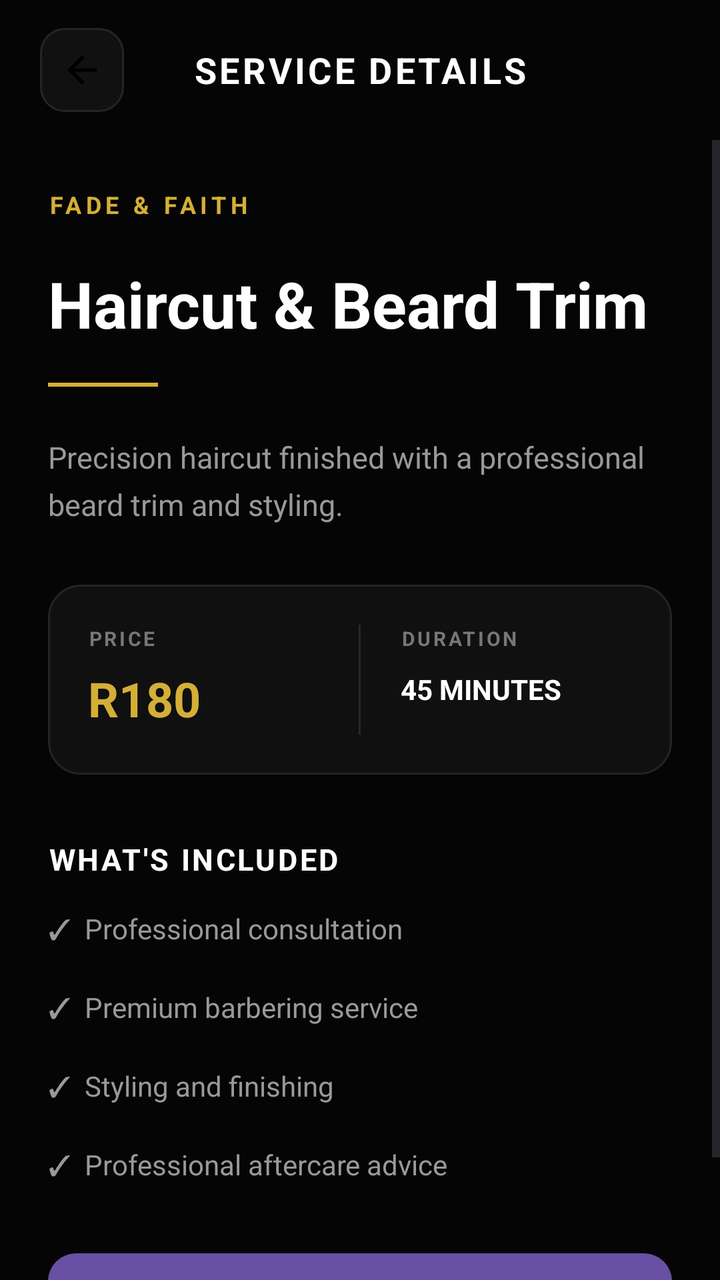
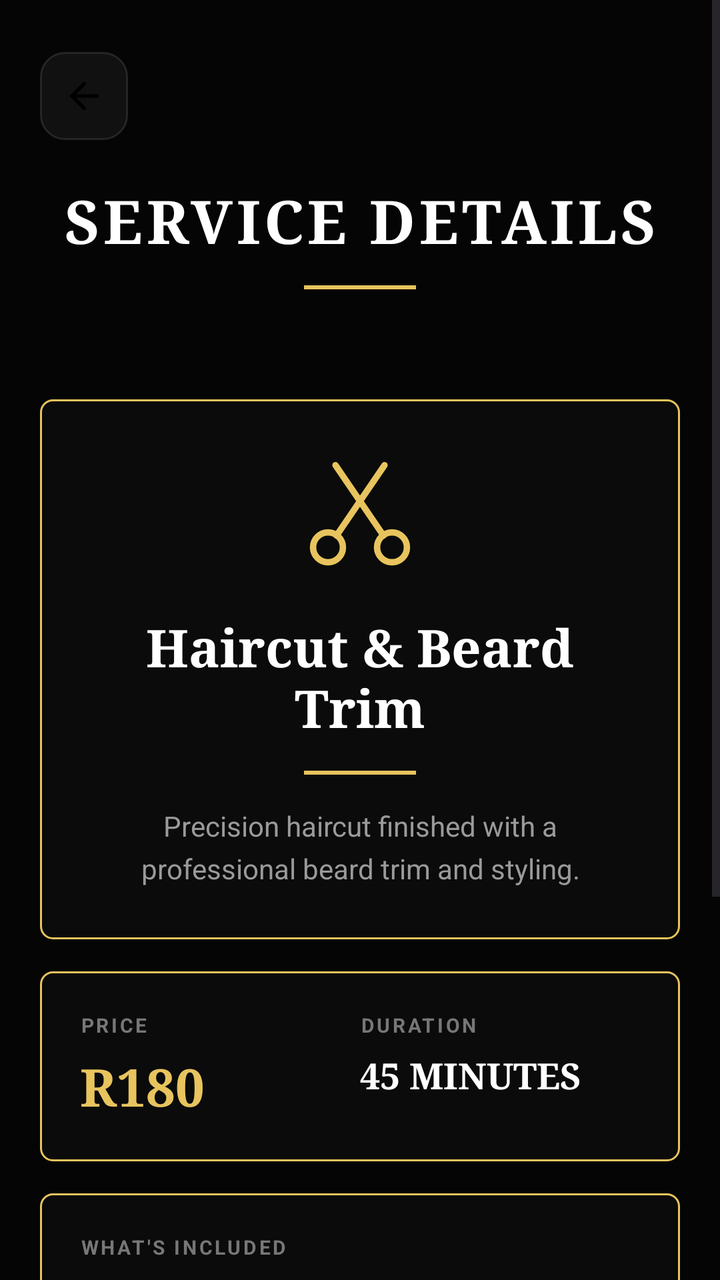

An Android layout rendered at two revisions. The XML below is the earlier revision; the diff shows what the commit changed to produce the second picture.
<!-- AndroidManifest.xml: application theme Theme.FadeandFaith -->
<!-- res/layout/activity_service_details.xml -->
<?xml version="1.0" encoding="utf-8"?>
<LinearLayout
    xmlns:android="http://schemas.android.com/apk/res/android"
    android:layout_width="match_parent"
    android:layout_height="match_parent"
    android:orientation="vertical"
    android:background="#050505">

    

    <LinearLayout
        android:layout_width="match_parent"
        android:layout_height="70dp"
        android:orientation="horizontal"
        android:gravity="center_vertical"
        android:paddingStart="20dp"
        android:paddingEnd="20dp">

        <ImageView
            android:id="@+id/backButton"
            android:layout_width="42dp"
            android:layout_height="42dp"
            android:padding="10dp"
            android:src="@drawable/arrowback"
            android:contentDescription="Back"
            android:background="@drawable/iconbutton" />

        <TextView
            android:layout_width="0dp"
            android:layout_height="wrap_content"
            android:layout_weight="1"
            android:gravity="center"
            android:paddingEnd="42dp"
            android:text="SERVICE DETAILS"
            android:textColor="#FFFFFF"
            android:textSize="18sp"
            android:textStyle="bold"
            android:letterSpacing="0.08" />

    </LinearLayout>


    

    <ScrollView
        android:layout_width="match_parent"
        android:layout_height="0dp"
        android:layout_weight="1"
        android:fillViewport="true">

        <LinearLayout
            android:layout_width="match_parent"
            android:layout_height="wrap_content"
            android:orientation="vertical"
            android:padding="24dp">

            

            <TextView
                android:layout_width="wrap_content"
                android:layout_height="wrap_content"
                android:text="FADE &amp; FAITH"
                android:textColor="#D4AF37"
                android:textSize="12sp"
                android:textStyle="bold"
                android:letterSpacing="0.18" />


            

            <TextView
                android:id="@+id/serviceName"
                android:layout_width="match_parent"
                android:layout_height="wrap_content"
                android:layout_marginTop="20dp"
                android:text="Haircut &amp; Beard Trim"
                android:textColor="#FFFFFF"
                android:textSize="32sp"
                android:textStyle="bold" />


            

            <View
                android:layout_width="55dp"
                android:layout_height="2dp"
                android:layout_marginTop="18dp"
                android:background="#D4AF37" />


            

            <TextView
                android:id="@+id/serviceDescription"
                android:layout_width="match_parent"
                android:layout_height="wrap_content"
                android:layout_marginTop="25dp"
                android:text="Precision haircut finished with a professional beard trim and styling."
                android:textColor="#999999"
                android:textSize="15sp"
                android:lineSpacingExtra="6dp" />


            

            <LinearLayout
                android:layout_width="match_parent"
                android:layout_height="wrap_content"
                android:layout_marginTop="30dp"
                android:orientation="horizontal"
                android:padding="20dp"
                android:background="@drawable/homecard">

                <LinearLayout
                    android:layout_width="0dp"
                    android:layout_height="wrap_content"
                    android:layout_weight="1"
                    android:orientation="vertical">

                    <TextView
                        android:layout_width="wrap_content"
                        android:layout_height="wrap_content"
                        android:text="PRICE"
                        android:textColor="#777777"
                        android:textSize="10sp"
                        android:textStyle="bold"
                        android:letterSpacing="0.12" />

                    <TextView
                        android:id="@+id/servicePrice"
                        android:layout_width="wrap_content"
                        android:layout_height="wrap_content"
                        android:layout_marginTop="7dp"
                        android:text="R180"
                        android:textColor="#D4AF37"
                        android:textSize="24sp"
                        android:textStyle="bold" />

                </LinearLayout>


                <View
                    android:layout_width="1dp"
                    android:layout_height="55dp"
                    android:background="#292929" />


                <LinearLayout
                    android:layout_width="0dp"
                    android:layout_height="wrap_content"
                    android:layout_weight="1"
                    android:paddingStart="20dp"
                    android:orientation="vertical">

                    <TextView
                        android:layout_width="wrap_content"
                        android:layout_height="wrap_content"
                        android:text="DURATION"
                        android:textColor="#777777"
                        android:textSize="10sp"
                        android:textStyle="bold"
                        android:letterSpacing="0.12" />

                    <TextView
                        android:id="@+id/serviceDuration"
                        android:layout_width="wrap_content"
                        android:layout_height="wrap_content"
                        android:layout_marginTop="9dp"
                        android:text="45 MINUTES"
                        android:textColor="#FFFFFF"
                        android:textSize="14sp"
                        android:textStyle="bold" />

                </LinearLayout>

            </LinearLayout>


            

            <TextView
                android:layout_width="wrap_content"
                android:layout_height="wrap_content"
                android:layout_marginTop="32dp"
                android:text="WHAT'S INCLUDED"
                android:textColor="#FFFFFF"
                android:textSize="15sp"
                android:textStyle="bold"
                android:letterSpacing="0.08" />

            <TextView
                android:layout_width="match_parent"
                android:layout_height="wrap_content"
                android:layout_marginTop="15dp"
                android:text="✓  Professional consultation&#10;&#10;✓  Premium barbering service&#10;&#10;✓  Styling and finishing&#10;&#10;✓  Professional aftercare advice"
                android:textColor="#999999"
                android:textSize="14sp"
                android:lineSpacingExtra="2dp" />


            

            <com.google.android.material.button.MaterialButton
                android:id="@+id/bookButton"
                android:layout_width="match_parent"
                android:layout_height="58dp"
                android:layout_marginTop="35dp"
                android:text="BOOK THIS SERVICE"
                android:textColor="#050505"
                android:textSize="13sp"
                android:textStyle="bold"
                android:letterSpacing="0.08"
                android:background="@drawable/goldbutton" />

        </LinearLayout>

    </ScrollView>

</LinearLayout>
<!-- resources referenced by this layout -->
<resources>
  <!-- drawable arrowback (drawable) -->
  <vector xmlns:android="http://schemas.android.com/apk/res/android" android:autoMirrored="true" android:height="24dp" android:tint="#000000" android:viewportHeight="960" android:viewportWidth="960" android:width="24dp">
        
      <path android:fillColor="@android:color/white" android:pathData="M313,520L537,744L480,800L160,480L480,160L537,216L313,440L800,440L800,520L313,520Z"/>
      
  </vector>
  <!-- drawable goldbutton (drawable) -->
  <?xml version="1.0" encoding="utf-8"?>
  <shape xmlns:android="http://schemas.android.com/apk/res/android"
      android:shape="rectangle">
  
      <solid android:color="#D4AF37" />
  
      <corners android:radius="14dp" />
  
  </shape>
  <!-- drawable homecard (drawable) -->
  <?xml version="1.0" encoding="utf-8"?>
  <shape xmlns:android="http://schemas.android.com/apk/res/android">
  
      <solid android:color="#101010" />
  
      <stroke
          android:width="1dp"
          android:color="#242424" />
  
      <corners android:radius="16dp" />
  
  </shape>
  <!-- drawable iconbutton (drawable) -->
  <?xml version="1.0" encoding="utf-8"?>
  <shape xmlns:android="http://schemas.android.com/apk/res/android">
  
      <solid android:color="#111111" />
  
      <stroke
          android:width="1dp"
          android:color="#252525" />
  
      <corners android:radius="12dp" />
  
  </shape>
  <style name="Theme.FadeandFaith" parent="Base.Theme.FadeandFaith" />
  <style name="Base.Theme.FadeandFaith" parent="Theme.Material3.DayNight.NoActionBar">
          
          
      </style>
</resources>

<!-- the commit's change to res/layout/activity_service_details.xml (unified diff, before → after) -->
@@ -1,219 +1,216 @@
 <?xml version="1.0" encoding="utf-8"?>
-<LinearLayout
+<ScrollView
     xmlns:android="http://schemas.android.com/apk/res/android"
+    xmlns:app="http://schemas.android.com/apk/res-auto"
     android:layout_width="match_parent"
     android:layout_height="match_parent"
-    android:orientation="vertical"
-    android:background="#050505">
-
-    
+    android:background="#050505"
+    android:fillViewport="true">
 
     <LinearLayout
         android:layout_width="match_parent"
-        android:layout_height="70dp"
-        android:orientation="horizontal"
-        android:gravity="center_vertical"
-        android:paddingStart="20dp"
-        android:paddingEnd="20dp">
-
-        <ImageView
-            android:id="@+id/backButton"
-            android:layout_width="42dp"
-            android:layout_height="42dp"
-            android:padding="10dp"
-            android:src="@drawable/arrowback"
-            android:contentDescription="Back"
-            android:background="@drawable/iconbutton" />
+        android:layout_height="wrap_content"
+        android:orientation="vertical"
+        android:padding="20dp">
+
+        <LinearLayout
+            android:layout_width="match_parent"
+            android:layout_height="56dp"
+            android:gravity="center_vertical"
+            android:orientation="horizontal">
+
+            <ImageView
+                android:id="@+id/backButton"
+                android:layout_width="44dp"
+                android:layout_height="44dp"
+                android:background="@drawable/iconbutton"
+                android:contentDescription="Back"
+                android:padding="11dp"
+                android:src="@drawable/arrowback" />
+
+        </LinearLayout>
 
         <TextView
-            android:layout_width="0dp"
-            android:layout_height="wrap_content"
-            android:layout_weight="1"
+            android:layout_width="match_parent"
+            android:layout_height="wrap_content"
+            android:layout_marginTop="14dp"
+            android:fontFamily="serif"
             android:gravity="center"
-            android:paddingEnd="42dp"
+            android:letterSpacing="0.06"
             android:text="SERVICE DETAILS"
             android:textColor="#FFFFFF"
-            android:textSize="18sp"
-            android:textStyle="bold"
-            android:letterSpacing="0.08" />
-
-    </LinearLayout>
-
-
-    
-
-    <ScrollView
-        android:layout_width="match_parent"
-        android:layout_height="0dp"
-        android:layout_weight="1"
-        android:fillViewport="true">
-
-        <LinearLayout
-            android:layout_width="match_parent"
-            android:layout_height="wrap_content"
+            android:textSize="30sp"
+            android:textStyle="bold" />
+
+        <View
+            android:layout_width="56dp"
+            android:layout_height="2dp"
+            android:layout_gravity="center_horizontal"
+            android:layout_marginTop="12dp"
+            android:background="#E8C45E" />
+
+        <TextView
+            android:layout_width="match_parent"
+            android:layout_height="wrap_content"
+            android:layout_marginTop="12dp"
+            android:gravity="center"
+            android:text=""
+            android:textColor="#9A9A9A"
+            android:textSize="14sp" />
+
+        <LinearLayout
+            android:layout_width="match_parent"
+            android:layout_height="wrap_content"
+            android:layout_marginTop="24dp"
+            android:background="@drawable/cardoutline"
+            android:gravity="center_horizontal"
             android:orientation="vertical"
-            android:padding="24dp">
-
-            
-
-            <TextView
-                android:layout_width="wrap_content"
-                android:layout_height="wrap_content"
-                android:text="FADE &amp; FAITH"
-                android:textColor="#D4AF37"
-                android:textSize="12sp"
-                android:textStyle="bold"
-                android:letterSpacing="0.18" />
-
-
-            
+            android:padding="26dp">
+
+            <ImageView
+                android:layout_width="64dp"
+                android:layout_height="64dp"
+                android:contentDescription="@null"
+                android:src="@drawable/scissorsline" />
 
             <TextView
                 android:id="@+id/serviceName"
                 android:layout_width="match_parent"
                 android:layout_height="wrap_content"
-                android:layout_marginTop="20dp"
+                android:layout_marginTop="16dp"
+                android:fontFamily="serif"
+                android:gravity="center"
                 android:text="Haircut &amp; Beard Trim"
                 android:textColor="#FFFFFF"
-                android:textSize="32sp"
+                android:textSize="26sp"
                 android:textStyle="bold" />
 
-
-            
-
             <View
-                android:layout_width="55dp"
+                android:layout_width="56dp"
                 android:layout_height="2dp"
-                android:layout_marginTop="18dp"
-                android:background="#D4AF37" />
-
-
-            
+                android:layout_marginTop="14dp"
+                android:background="#E8C45E" />
 
             <TextView
                 android:id="@+id/serviceDescription"
                 android:layout_width="match_parent"
                 android:layout_height="wrap_content"
-                android:layout_marginTop="25dp"
-                android:text="Precision haircut finished with a professional beard trim and styling."
-                android:textColor="#999999"
-                android:textSize="15sp"
-                android:lineSpacingExtra="6dp" />
-
-
-            
+                android:layout_marginTop="16dp"
+                android:gravity="center"
+                android:lineSpacingExtra="5dp"
+                android:text="@string/service_full_haircut_beard_desc"
+                android:textColor="#9A9A9A"
+                android:textSize="14sp" />
+
+        </LinearLayout>
+
+        <LinearLayout
+            android:layout_width="match_parent"
+            android:layout_height="wrap_content"
+            android:layout_marginTop="16dp"
+            android:background="@drawable/cardoutline"
+            android:orientation="horizontal"
+            android:padding="20dp">
 
             <LinearLayout
+                android:layout_width="0dp"
+                android:layout_height="wrap_content"
+                android:layout_weight="1"
+                android:orientation="vertical">
+
+                <TextView
+                    android:layout_width="wrap_content"
+                    android:layout_height="wrap_content"
+                    android:letterSpacing="0.12"
+                    android:text="@string/label_price"
+                    android:textColor="#777777"
+                    android:textSize="10sp"
+                    android:textStyle="bold" />
+
+                <TextView
+                    android:id="@+id/servicePrice"
+                    android:layout_width="wrap_content"
+                    android:layout_height="wrap_content"
+                    android:layout_marginTop="6dp"
+                    android:fontFamily="serif"
+                    android:text="R180"
+                    android:textColor="#E8C45E"
+                    android:textSize="26sp"
+                    android:textStyle="bold" />
+
+            </LinearLayout>
+
+            <LinearLayout
+                android:layout_width="0dp"
+                android:layout_height="wrap_content"
+                android:layout_weight="1"
+                android:orientation="vertical">
+
+                <TextView
+                    android:layout_width="wrap_content"
+                    android:layout_height="wrap_content"
+                    android:letterSpacing="0.12"
+                    android:text="@string/label_duration"
+                    android:textColor="#777777"
+                    android:textSize="10sp"
+                    android:textStyle="bold" />
+
+                <TextView
+                    android:id="@+id/serviceDuration"
+                    android:layout_width="wrap_content"
+                    android:layout_height="wrap_content"
+                    android:layout_marginTop="6dp"
+                    android:fontFamily="serif"
+                    android:text="45 MINUTES"
+                    android:textColor="#FFFFFF"
+                    android:textSize="18sp"
+                    android:textStyle="bold" />
+
+            </LinearLayout>
+
+        </LinearLayout>
+
+        <LinearLayout
+            android:layout_width="match_parent"
+            android:layout_height="wrap_content"
+            android:layout_marginTop="16dp"
+            android:background="@drawable/cardoutline"
+            android:orientation="vertical"
+            android:padding="20dp">
+
+            <TextView
+                android:layout_width="wrap_content"
+                android:layout_height="wrap_content"
+                android:letterSpacing="0.12"
+                android:text="@string/label_whats_included"
+                android:textColor="#777777"
+                android:textSize="10sp"
+                android:textStyle="bold" />
+
+            <TextView
                 android:layout_width="match_parent"
                 android:layout_height="wrap_content"
-                android:layout_marginTop="30dp"
-                android:orientation="horizontal"
-                android:padding="20dp"
-                android:background="@drawable/homecard">
-
-                <LinearLayout
-                    android:layout_width="0dp"
-                    android:layout_height="wrap_content"
-                    android:layout_weight="1"
-                    android:orientation="vertical">
-
-                    <TextView
-                        android:layout_width="wrap_content"
-                        android:layout_height="wrap_content"
-                        android:text="PRICE"
-                        android:textColor="#777777"
-                        android:textSize="10sp"
-                        android:textStyle="bold"
-                        android:letterSpacing="0.12" />
-
-                    <TextView
-                        android:id="@+id/servicePrice"
-                        android:layout_width="wrap_content"
-                        android:layout_height="wrap_content"
-                        android:layout_marginTop="7dp"
-                        android:text="R180"
-                        android:textColor="#D4AF37"
-                        android:textSize="24sp"
-                        android:textStyle="bold" />
-
-                </LinearLayout>
-
-
-                <View
-                    android:layout_width="1dp"
-                    android:layout_height="55dp"
-                    android:background="#292929" />
-
-
-                <LinearLayout
-                    android:layout_width="0dp"
-                    android:layout_height="wrap_content"
-                    android:layout_weight="1"
-                    android:paddingStart="20dp"
-                    android:orientation="vertical">
-
-                    <TextView
-                        android:layout_width="wrap_content"
-                        android:layout_height="wrap_content"
-                        android:text="DURATION"
-                        android:textColor="#777777"
-                        android:textSize="10sp"
-                        android:textStyle="bold"
-                        android:letterSpacing="0.12" />
-
-                    <TextView
-                        android:id="@+id/serviceDuration"
-                        android:layout_width="wrap_content"
-                        android:layout_height="wrap_content"
-                        android:layout_marginTop="9dp"
-                        android:text="45 MINUTES"
-                        android:textColor="#FFFFFF"
-                        android:textSize="14sp"
-                        android:textStyle="bold" />
-
-                </LinearLayout>
-
-            </LinearLayout>
-
-
-            
-
-            <TextView
-                android:layout_width="wrap_content"
-                android:layout_height="wrap_content"
-                android:layout_marginTop="32dp"
-                android:text="WHAT'S INCLUDED"
-                android:textColor="#FFFFFF"
-                android:textSize="15sp"
-                android:textStyle="bold"
-                android:letterSpacing="0.08" />
-
-            <TextView
-                android:layout_width="match_parent"
-                android:layout_height="wrap_content"
-                android:layout_marginTop="15dp"
-                android:text="✓  Professional consultation&#10;&#10;✓  Premium barbering service&#10;&#10;✓  Styling and finishing&#10;&#10;✓  Professional aftercare advice"
-                android:textColor="#999999"
-                android:textSize="14sp"
-                android:lineSpacingExtra="2dp" />
-
-
-            
-
-            <com.google.android.material.button.MaterialButton
-                android:id="@+id/bookButton"
-                android:layout_width="match_parent"
-                android:layout_height="58dp"
-                android:layout_marginTop="35dp"
-                android:text="BOOK THIS SERVICE"
-                android:textColor="#050505"
-                android:textSize="13sp"
-                android:textStyle="bold"
-                android:letterSpacing="0.08"
-                android:background="@drawable/goldbutton" />
-
-        </LinearLayout>
-
-    </ScrollView>
-
-</LinearLayout>
+                android:layout_marginTop="12dp"
+                android:lineSpacingExtra="4dp"
+                android:text="@string/service_included_list"
+                android:textColor="#E8C45E"
+                android:textSize="14sp" />
+
+        </LinearLayout>
+
+        <com.google.android.material.button.MaterialButton
+            android:id="@+id/bookButton"
+            android:layout_width="match_parent"
+            android:layout_height="56dp"
+            android:layout_marginTop="26dp"
+            android:background="@drawable/gold"
+            android:letterSpacing="0.08"
+            android:text="@string/action_book_this_service"
+            android:textColor="#050505"
+            android:textSize="14sp"
+            android:textStyle="bold"
+            app:backgroundTint="@null" />
+
+    </LinearLayout>
+
+</ScrollView>
<!-- resource entries referenced after the edit -->
@@ -6,29 +6,27 @@
       <path android:fillColor="@android:color/white" android:pathData="M313,520L537,744L480,800L160,480L480,160L537,216L313,440L800,440L800,520L313,520Z"/>
       
   </vector>
-  <!-- drawable goldbutton (drawable) -->
+  <!-- drawable cardoutline (drawable) -->
   <?xml version="1.0" encoding="utf-8"?>
   <shape xmlns:android="http://schemas.android.com/apk/res/android"
       android:shape="rectangle">
-  
-      <solid android:color="#D4AF37" />
-  
-      <corners android:radius="14dp" />
-  
-  </shape>
-  <!-- drawable homecard (drawable) -->
-  <?xml version="1.0" encoding="utf-8"?>
-  <shape xmlns:android="http://schemas.android.com/apk/res/android">
-  
-      <solid android:color="#101010" />
-  
+      <solid android:color="#0B0B0B" />
       <stroke
           android:width="1dp"
-          android:color="#242424" />
-  
-      <corners android:radius="16dp" />
-  
+          android:color="#E8C45E" />
+      <corners android:radius="6dp" />
   </shape>
+  <!-- drawable gold (drawable) -->
+  <?xml version="1.0" encoding="utf-8"?>
+  <ripple xmlns:android="http://schemas.android.com/apk/res/android"
+      android:color="#33000000">
+      <item>
+          <shape android:shape="rectangle">
+              <solid android:color="#E8C45E" />
+              <corners android:radius="28dp" />
+          </shape>
+      </item>
+  </ripple>
   <!-- drawable iconbutton (drawable) -->
   <?xml version="1.0" encoding="utf-8"?>
   <shape xmlns:android="http://schemas.android.com/apk/res/android">
@@ -42,6 +40,36 @@
       <corners android:radius="12dp" />
   
   </shape>
+  <!-- drawable scissorsline (drawable) -->
+  <?xml version="1.0" encoding="utf-8"?>
+  <vector xmlns:android="http://schemas.android.com/apk/res/android"
+      android:width="48dp"
+      android:height="48dp"
+      android:viewportWidth="24"
+      android:viewportHeight="24">
+      <path
+          android:fillColor="#00000000"
+          android:pathData="M3.2,18a2.8,2.8 0,1 0,5.6 0a2.8,2.8 0,1 0,-5.6 0"
+          android:strokeColor="#E8C45E"
+          android:strokeWidth="1.2" />
+      <path
+          android:fillColor="#00000000"
+          android:pathData="M15.2,18a2.8,2.8 0,1 0,5.6 0a2.8,2.8 0,1 0,-5.6 0"
+          android:strokeColor="#E8C45E"
+          android:strokeWidth="1.2" />
+      <path
+          android:fillColor="#00000000"
+          android:pathData="M7.6,15.8L16.6,2.6M16.4,15.8L7.4,2.6"
+          android:strokeColor="#E8C45E"
+          android:strokeLineCap="round"
+          android:strokeWidth="1.2" />
+  </vector>
+  <string name="action_book_this_service">BOOK THIS SERVICE</string>
+  <string name="label_duration">DURATION</string>
+  <string name="label_price">PRICE</string>
+  <string name="label_whats_included">WHAT\'S INCLUDED</string>
+  <string name="service_full_haircut_beard_desc">Precision haircut finished with a professional beard trim and styling.</string>
+  <string name="service_included_list">✓  Professional consultation\n\n✓  Premium barbering service\n\n✓  Styling and finishing\n\n✓  Professional aftercare advice</string>
   <style name="Theme.FadeandFaith" parent="Base.Theme.FadeandFaith" />
   <style name="Base.Theme.FadeandFaith" parent="Theme.Material3.DayNight.NoActionBar">
           
